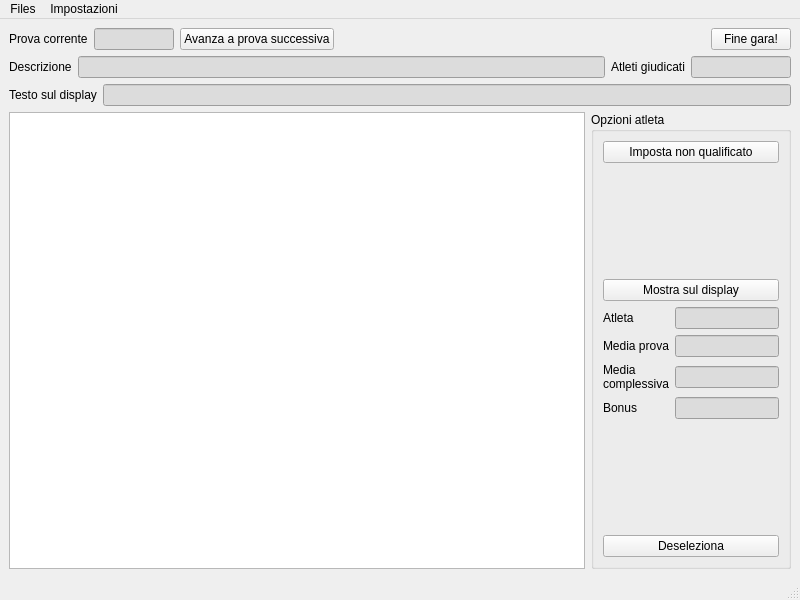
Old version of the form ui/mainwindow.ui in the repository nferruzzi/giudice-server.
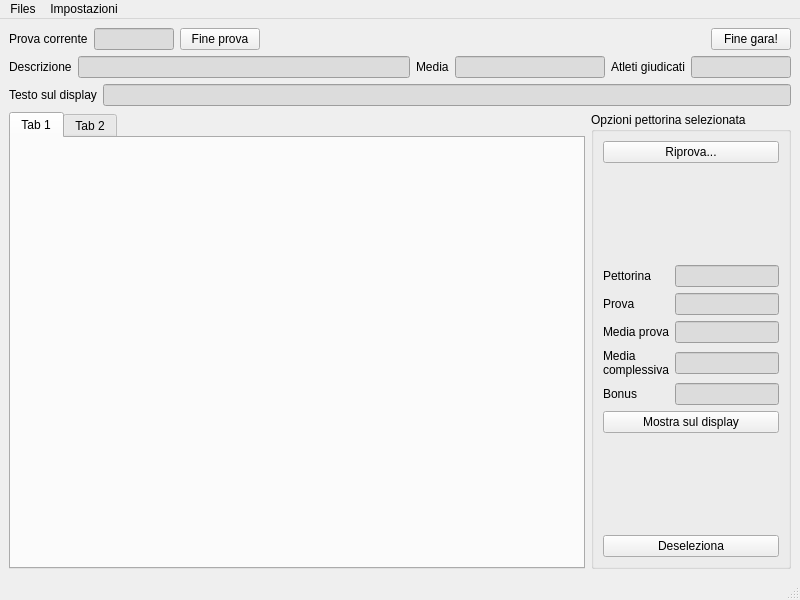
New version of the form.

Commit message: Refactoring to add average and show multiple trials

Diff of the .ui file:
```diff
--- a/ui/mainwindow.ui
+++ b/ui/mainwindow.ui
@@ -47,7 +47,7 @@
       <item>
        <widget class="QPushButton" name="nextTrialButton">
         <property name="text">
-         <string>Avanza a prova successiva</string>
+         <string>Fine prova</string>
         </property>
        </widget>
       </item>
@@ -99,6 +99,30 @@
         </property>
        </widget>
       </item>
+      <item>
+       <widget class="QLabel" name="label_9">
+        <property name="text">
+         <string>Media</string>
+        </property>
+       </widget>
+      </item>
+      <item>
+       <widget class="QLineEdit" name="average">
+        <property name="maximumSize">
+         <size>
+          <width>150</width>
+          <height>16777215</height>
+         </size>
+        </property>
+        <property name="styleSheet">
+         <string notr="true">background-color: rgb(220, 220, 220);
+border-color: rgb(0, 0, 0);</string>
+        </property>
+        <property name="readOnly">
+         <bool>true</bool>
+        </property>
+       </widget>
+      </item>
       <item>
        <widget class="QLabel" name="label_3">
         <property name="text">
@@ -154,9 +178,24 @@
      </layout>
     </item>
     <item>
-     <layout class="QHBoxLayout" name="horizontalLayout_4">
+     <layout class="QHBoxLayout" name="horizontalLayout_5">
       <item>
-       <widget class="QTableView" name="tableView"/>
+       <widget class="QTabWidget" name="tabWidget">
+        <property name="currentIndex">
+         <number>0</number>
+        </property>
+        <widget class="QWidget" name="tab">
+         <attribute name="title">
+          <string>Tab 1</string>
+         </attribute>
+         <layout class="QHBoxLayout" name="horizontalLayout_4"/>
+        </widget>
+        <widget class="QWidget" name="tab_2">
+         <attribute name="title">
+          <string>Tab 2</string>
+         </attribute>
+        </widget>
+       </widget>
       </item>
       <item>
        <widget class="QGroupBox" name="groupBox">
@@ -167,13 +206,13 @@
          </size>
         </property>
         <property name="title">
-         <string>Opzioni atleta</string>
+         <string>Opzioni pettorina selezionata</string>
         </property>
         <layout class="QVBoxLayout" name="verticalLayout">
          <item>
           <widget class="QPushButton" name="markNQ">
            <property name="text">
-            <string>Imposta non qualificato</string>
+            <string>Riprova...</string>
            </property>
           </widget>
          </item>
@@ -190,46 +229,16 @@
            </property>
           </spacer>
          </item>
-         <item>
-          <widget class="QPushButton" name="sendToDisplay">
-           <property name="text">
-            <string>Mostra sul display</string>
-           </property>
-          </widget>
-         </item>
          <item>
           <layout class="QGridLayout" name="gridLayout">
-           <item row="0" column="0">
-            <widget class="QLabel" name="label_4">
-             <property name="text">
-              <string>Atleta</string>
-             </property>
-            </widget>
-           </item>
-           <item row="0" column="1">
-            <widget class="QLineEdit" name="userNumber">
-             <property name="maximumSize">
-              <size>
-               <width>150</width>
-               <height>16777215</height>
-              </size>
-             </property>
-             <property name="styleSheet">
-              <string notr="true">background-color: rgb(220, 220, 220);</string>
-             </property>
-             <property name="readOnly">
-              <bool>true</bool>
-             </property>
-            </widget>
-           </item>
-           <item row="1" column="0">
+           <item row="2" column="0">
             <widget class="QLabel" name="label_6">
              <property name="text">
               <string>Media prova</string>
              </property>
             </widget>
            </item>
-           <item row="1" column="1">
+           <item row="2" column="1">
             <widget class="QLineEdit" name="userTrialAverage">
              <property name="maximumSize">
               <size>
@@ -245,7 +254,7 @@
              </property>
             </widget>
            </item>
-           <item row="2" column="0">
+           <item row="3" column="0">
             <widget class="QLabel" name="label_7">
              <property name="text">
               <string>Media
@@ -253,7 +262,7 @@
              </property>
             </widget>
            </item>
-           <item row="2" column="1">
+           <item row="3" column="1">
             <widget class="QLineEdit" name="userFinalVote">
              <property name="maximumSize">
               <size>
@@ -269,14 +278,14 @@
              </property>
             </widget>
            </item>
-           <item row="3" column="0">
+           <item row="4" column="0">
             <widget class="QLabel" name="label_8">
              <property name="text">
               <string>Bonus</string>
              </property>
             </widget>
            </item>
-           <item row="3" column="1">
+           <item row="4" column="1">
             <widget class="QLineEdit" name="userBonus">
              <property name="maximumSize">
               <size>
@@ -292,8 +301,61 @@
              </property>
             </widget>
            </item>
+           <item row="0" column="0">
+            <widget class="QLabel" name="label_4">
+             <property name="text">
+              <string>Pettorina</string>
+             </property>
+            </widget>
+           </item>
+           <item row="1" column="0">
+            <widget class="QLabel" name="label_10">
+             <property name="text">
+              <string>Prova</string>
+             </property>
+            </widget>
+           </item>
+           <item row="0" column="1">
+            <widget class="QLineEdit" name="userNumber">
+             <property name="maximumSize">
+              <size>
+               <width>150</width>
+               <height>16777215</height>
+              </size>
+             </property>
+             <property name="styleSheet">
+              <string notr="true">background-color: rgb(220, 220, 220);</string>
+             </property>
+             <property name="readOnly">
+              <bool>true</bool>
+             </property>
+            </widget>
+           </item>
+           <item row="1" column="1">
+            <widget class="QLineEdit" name="userTrial">
+             <property name="maximumSize">
+              <size>
+               <width>150</width>
+               <height>16777215</height>
+              </size>
+             </property>
+             <property name="styleSheet">
+              <string notr="true">background-color: rgb(220, 220, 220);</string>
+             </property>
+             <property name="readOnly">
+              <bool>true</bool>
+             </property>
+            </widget>
+           </item>
           </layout>
          </item>
+         <item>
+          <widget class="QPushButton" name="sendToDisplay">
+           <property name="text">
+            <string>Mostra sul display</string>
+           </property>
+          </widget>
+         </item>
          <item>
           <spacer name="verticalSpacer_2">
            <property name="orientation">
```
Left out of the diff: 5 changed lines with no effect on the pictures. The commit also changes 5 other files.
